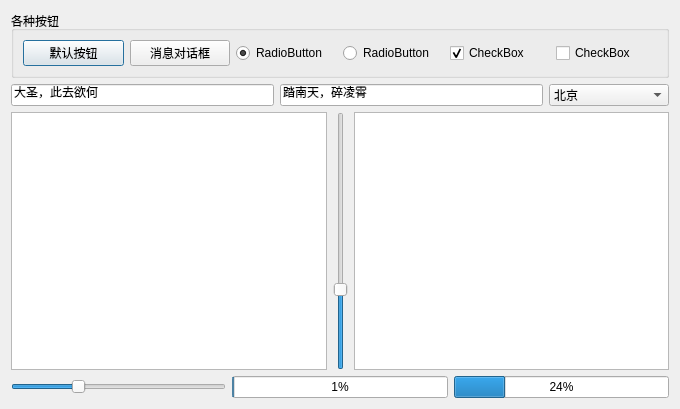
xtuer/template-app, file template-qt/gui/WidgetsShower.ui: the form before one commit.
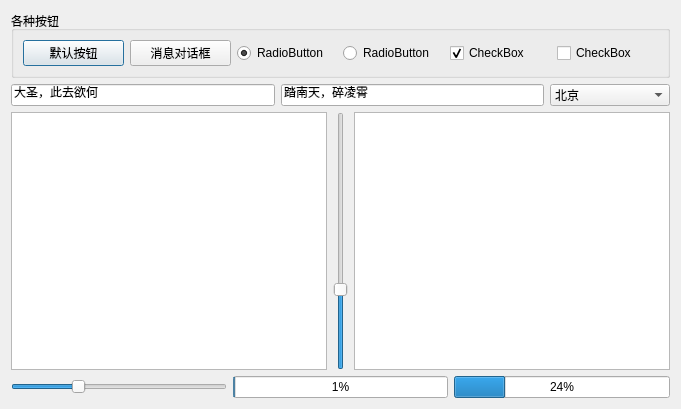
The form after the commit.

Commit message: 居中显示窗口

Patch:
```diff
--- a/template-qt/gui/WidgetsShower.ui
+++ b/template-qt/gui/WidgetsShower.ui
@@ -6,7 +6,7 @@
    <rect>
     <x>0</x>
     <y>0</y>
-    <width>680</width>
+    <width>681</width>
     <height>409</height>
    </rect>
   </property>
```
Left out of the diff: 62 changed lines with no effect on the pictures. The commit also changes 4 other files.
